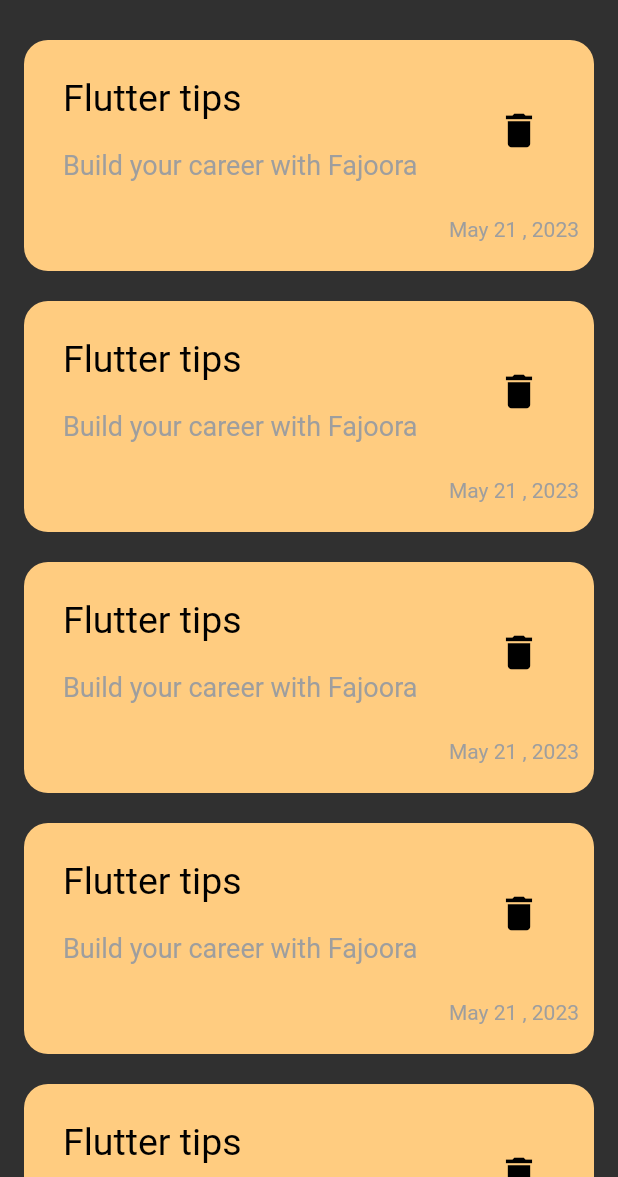
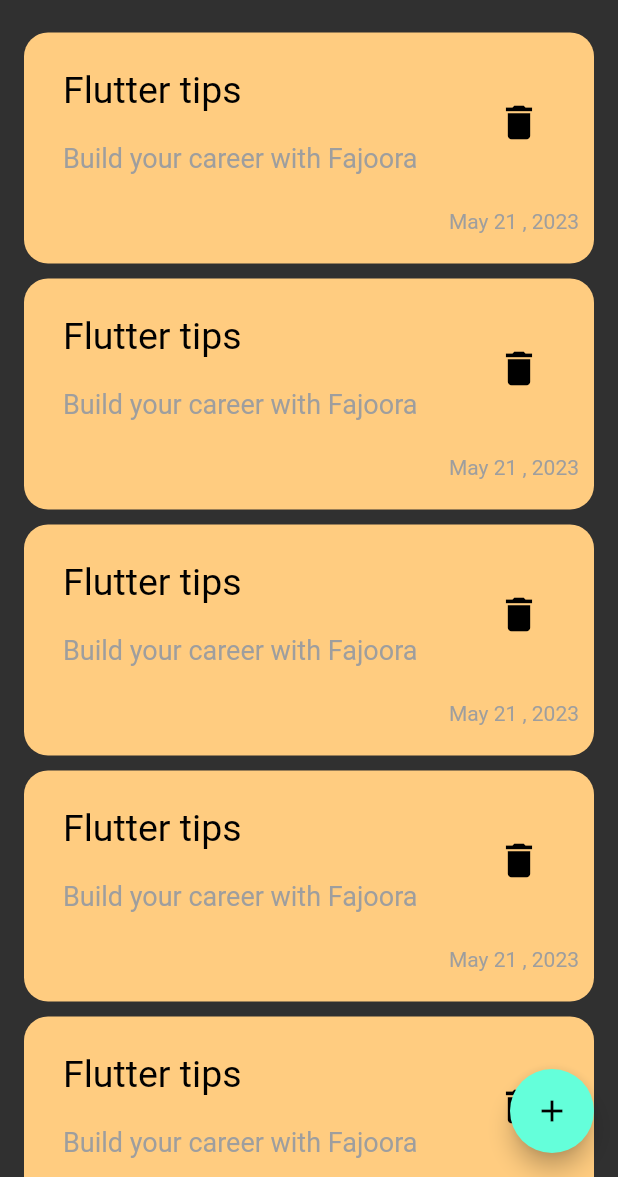
Before and after one commit to fajr-svu/notes_app, a Flutter app: the screen it shows after launch, on a phone screen of 412 x 824 dp, the part 59-1236 px from its top. Run offline on Flutter 3.47's test engine with Material 2 defaults, Android fonts, the phone set to English and light mode, and no system bars.

Commit message:
add floating action buttom

```diff
--- a/lib/views/notes_view.dart
+++ b/lib/views/notes_view.dart
@@ -7,6 +7,10 @@ class NotesView extends StatelessWidget {
   @override
   Widget build(BuildContext context) {
     return Scaffold(
+      floatingActionButton: FloatingActionButton(
+        onPressed: () {},
+        child: Icon(Icons.add),
+      ),
       appBar: AppBar(
           elevation: 0,
           backgroundColor: Colors.transparent,
@@ -24,6 +28,7 @@ class NotesView extends StatelessWidget {
             Expanded(child: NotesListView()),
           ],
         ),
-        ));
+      ),
+    );
   }
 }
--- a/lib/wedgits/costum_listview.dart
+++ b/lib/wedgits/costum_listview.dart
@@ -8,7 +8,7 @@ class NotesListView extends StatelessWidget {
   Widget build(BuildContext context) {
     return ListView.builder(itemBuilder: (context, index) {
       return Padding(
-        padding: const EdgeInsets.symmetric(vertical: 10),
+        padding: const EdgeInsets.symmetric(vertical: 5),
         child: NoteCard(
           color: Color(0xffFFCC80),
           title: 'Flutter tips',
--- a/lib/wedgits/costum_note_card.dart
+++ b/lib/wedgits/costum_note_card.dart
@@ -1,14 +1,14 @@
 import 'package:flutter/material.dart';
 
 class NoteCard extends StatelessWidget {
-  NoteCard({required this.color, required this.title});
+  const NoteCard({super.key, required this.color, required this.title});
   final Color color;
   final String title;
 
   @override
   Widget build(BuildContext context) {
     return Container(
-      padding: EdgeInsets.only(top: 20, bottom: 20, right: 10, left: 10),
+      padding: const EdgeInsets.only(top: 20, bottom: 20, right: 10, left: 10),
       decoration:
           BoxDecoration(borderRadius: BorderRadius.circular(16), color: color),
       //height: 150,
@@ -17,13 +17,13 @@ class NoteCard extends StatelessWidget {
         ListTile(
           title: Text(
             title,
-            style: TextStyle(
+            style: const TextStyle(
               color: Colors.black,
               fontSize: 25,
             ),
           ),
-          subtitle: Padding(
-            padding: const EdgeInsets.only(top: 20, bottom: 20),
+          subtitle: const Padding(
+            padding: EdgeInsets.only(top: 20, bottom: 20),
             child: Text(
               'Build your career with Fajoora',
               style: TextStyle(
@@ -33,7 +33,7 @@ class NoteCard extends StatelessWidget {
             ),
           ),
           trailing: IconButton(
-            icon: Icon(
+            icon: const Icon(
               Icons.delete,
               color: Colors.black,
               size: 30,
@@ -41,7 +41,7 @@ class NoteCard extends StatelessWidget {
             onPressed: () {},
           ),
         ),
-        Text(
+        const Text(
           'May 21 , 2023',
           style: TextStyle(
             color: Colors.grey,
```
Lines whose indentation alone changed are shown as unchanged.
